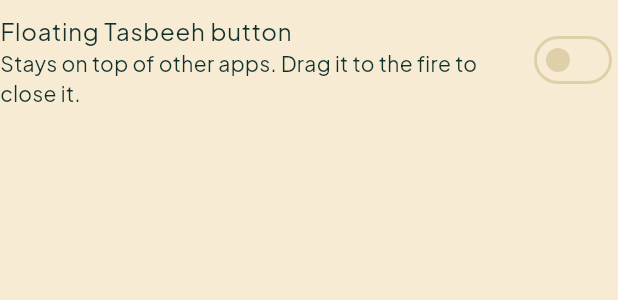
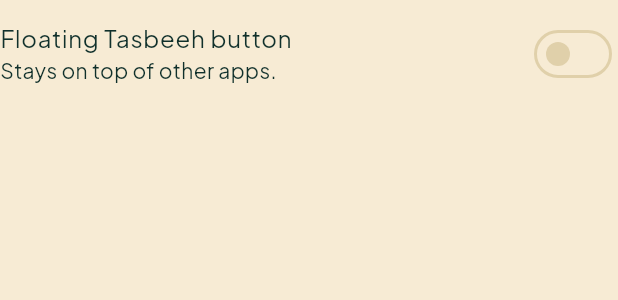
Before and after one commit to HE9798/quran_app, a Flutter app: the OverlayTile widget shown alone on an empty page, opened directly, on a phone screen of 412 x 824 dp. Shown: the top 300 px of the screen. Run offline on Flutter 3.47's test engine with Material 3 defaults, Android fonts, the phone set to English and light mode, and no system bars; our stand-ins replace audio_service, cupertino_ui, flutter_compass, flutter_local_notifications, geocoding, geolocator and 6 more; missing offline and left inert: flutter_foreground_task; accounts and stored records are empty; network calls fail; statements that could not run were skipped.

Commit message:
Tasbeeh setting: drop the 'drag it to the fire' hint
Co-Authored-By: Claude Opus 5.5 <noreply@anthropic.com>

```diff
--- a/lib/features/tasbeeh/overlay_tile.dart
+++ b/lib/features/tasbeeh/overlay_tile.dart
@@ -87,8 +87,8 @@ class _OverlayTileState extends State<OverlayTile> with WidgetsBindingObserver {
       contentPadding: EdgeInsets.zero,
       title: Text(context.tr('Floating Tasbeeh button', 'زر التسبيح العائم')),
       subtitle: Text(context.tr(
-          'Stays on top of other apps. Drag it to the fire to close it.',
-          'يبقى فوق التطبيقات. اسحبه إلى النار لإغلاقه.')),
+          'Stays on top of other apps.',
+          'يبقى فوق التطبيقات.')),
       value: _on,
       onChanged: _toggle,
     );
```
